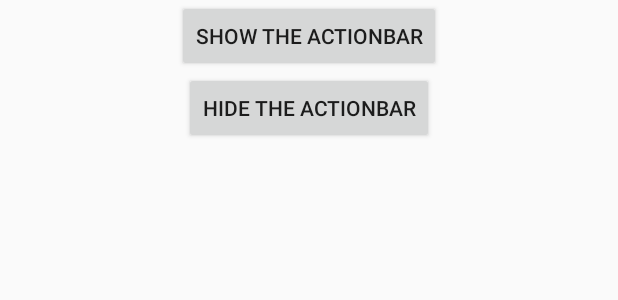
After one commit to HappyPieBinLiu/SampleLearning, an Android app: the layout activity_action_bar.xml on its own in the app's theme, with its tools: preview values and no code run, on a phone screen of 412 x 824 dp. The commit adds this screen. Shown: the top 300 px of the screen. Run offline under Robolectric (Android 15) with nearby library versions, the phone set to English and light mode, and no system bars.

Commit message:
UI ACtionBar001
001

```diff
--- a/app/src/main/java/com/happypiebinliu/samplelearning/UI/MainActivity.java
+++ b/app/src/main/java/com/happypiebinliu/samplelearning/UI/MainActivity.java
@@ -7,7 +7,7 @@ import android.view.View;
 import android.widget.Button;
 
 import com.happypiebinliu.samplelearning.R;
-import com.happypiebinliu.samplelearning.UI.Menu.PopupMenuActivity;
+import com.happypiebinliu.samplelearning.UI.Menu.MenuFromXMLActivity;
 
 public class MainActivity extends AppCompatActivity implements View.OnClickListener{
 
@@ -24,7 +24,7 @@ public class MainActivity extends AppCompatActivity implements View.OnClickListe
     public void onClick(View v) {
         switch (v.getId()){
             case  R.id.btn_test:
-                Intent intent = new Intent(this, PopupMenuActivity.class);
+                Intent intent = new Intent(this, MenuFromXMLActivity.class);
                 startActivity(intent);
                 break;
         }
--- /dev/null
+++ b/app/src/main/res/layout/activity_action_bar.xml
@@ -0,0 +1,23 @@
+<?xml version="1.0" encoding="utf-8"?>
+<LinearLayout xmlns:android="http://schemas.android.com/apk/res/android"
+    android:id="@+id/activity_action_bar"
+    android:layout_width="match_parent"
+    android:layout_height="match_parent"
+    android:orientation="vertical">
+
+    <Button
+        android:onClick="showActionBar"
+        android:text="Show the ActionBar"
+        android:id="@+id/button1"
+        android:layout_gravity="center"
+        android:layout_width="wrap_content"
+        android:layout_height="wrap_content" />
+    <Button
+        android:onClick="hideActionBar"
+        android:text="Hide the ActionBar"
+        android:id="@+id/button2"
+        android:layout_gravity="center"
+        android:layout_width="wrap_content"
+        android:layout_height="wrap_content" />
+
+</LinearLayout>
```
Also changed, not shown: app/src/main/AndroidManifest.xml (+52 -58 lines), app/src/main/java/com/happypiebinliu/samplelearning/UI/ActionBar/ActionBarActivity.java (added, +24 -0 lines), app/src/main/res/menu/menu_main.xml (+8 -3 lines).
